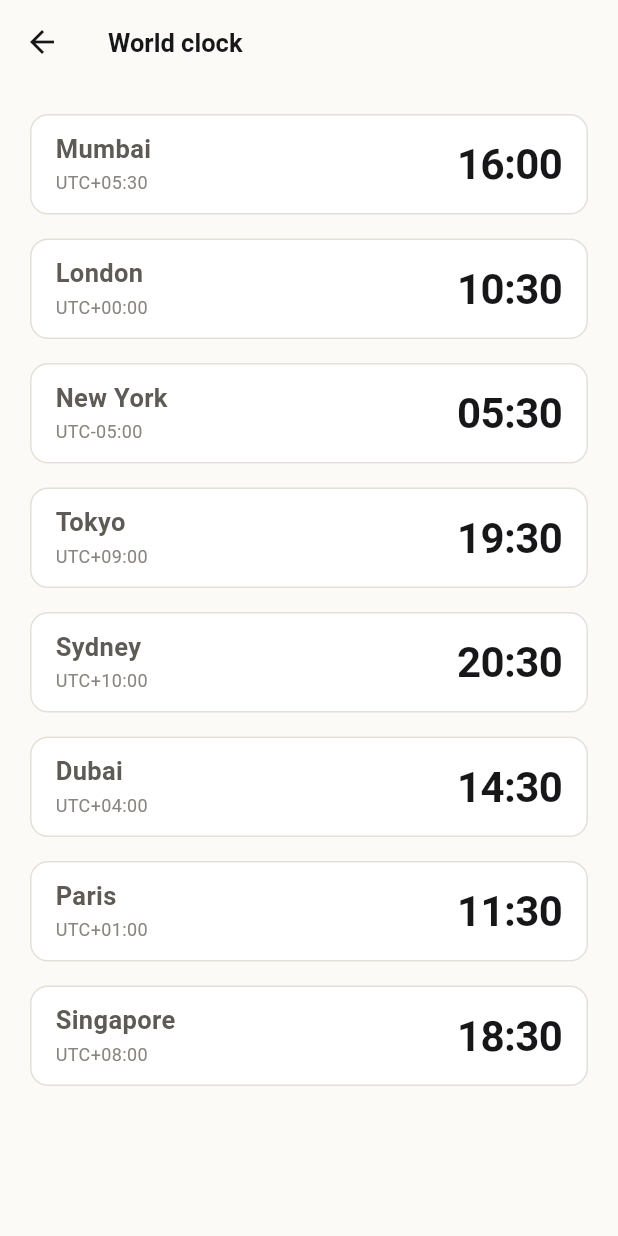
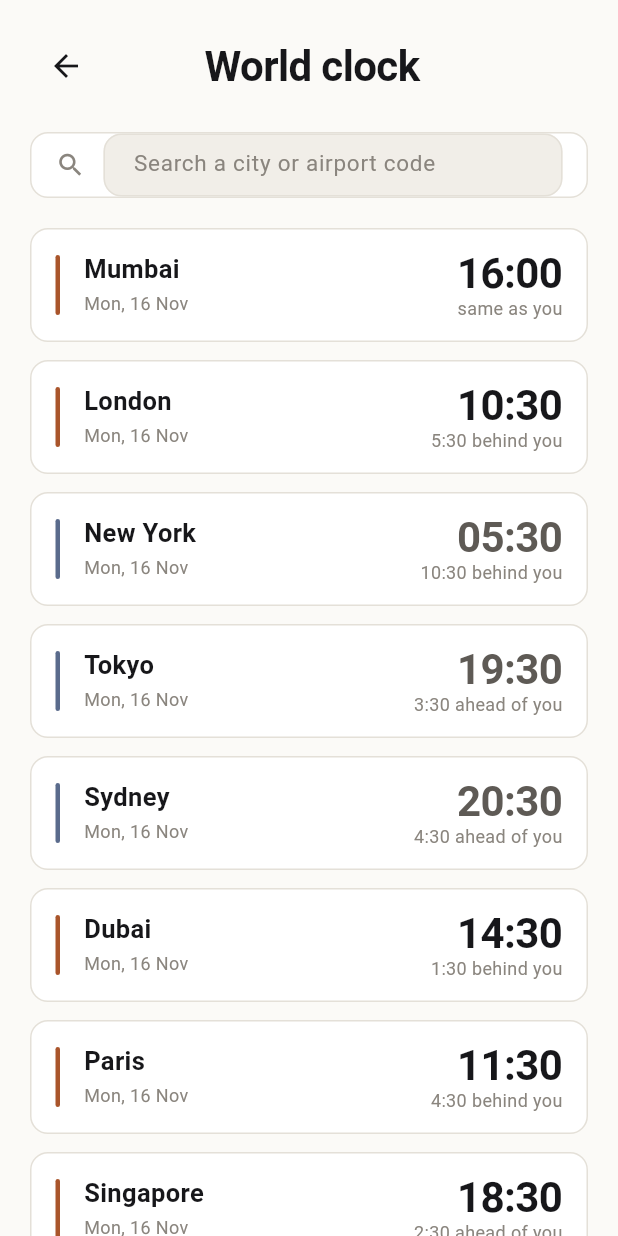
Before and after one commit to kachakaran6/kairos, a Flutter app: the WorldClockPage screen opened directly, on a phone screen of 412 x 824 dp. Run offline on Flutter 3.47's test engine with Material 3 defaults, Android fonts, the phone set to English and light mode, and no system bars; our stand-ins replace flutter_riverpod, shared_preferences; accounts and stored records are empty.

Commit message:
feat(world-clock): enrich city list with day/night bar indicator and relative offset

```diff
--- a/lib/features/world_clock/presentation/world_clock_page.dart
+++ b/lib/features/world_clock/presentation/world_clock_page.dart
@@ -1,11 +1,12 @@
 import 'package:flutter/material.dart';
 
+import '../../../core/design/radius_tokens.dart';
 import '../../../core/design/spacing_tokens.dart';
 import '../../../core/theme/theme_extension.dart';
 import '../../../core/time/time_service.dart';
 
-/// Baseline world clock. Offsets are fixed UTC offsets until the bundled IANA
-/// timezone service lands (P1-02); DST is therefore not applied yet.
+/// World clock baseline: city list with day/night bar, date line and
+/// offset in words. Search and dial strip are open (P1-03).
 class WorldClockPage extends StatefulWidget {
   const WorldClockPage({super.key, this.clock = const SystemClock()});
 
@@ -34,33 +35,101 @@ const List<_City> _cities = <_City>[
 ];
 
 class _WorldClockPageState extends State<WorldClockPage> {
+  final TextEditingController _search = TextEditingController();
+
+  @override
+  void dispose() {
+    _search.dispose();
+    super.dispose();
+  }
+
   @override
   Widget build(BuildContext context) {
     final kairos = KairosTheme.of(context);
+    final colours = kairos.colours;
     final now = widget.clock.nowUtc();
+    final homeOffset = 330; // user's offset (Mumbai default)
 
     return Scaffold(
-      appBar: AppBar(title: const Text('World clock')),
+      backgroundColor: colours.background,
       body: SafeArea(
-        child: ListView.separated(
+        child: ListView(
           padding: const EdgeInsets.symmetric(
             horizontal: Space.phoneMargin,
             vertical: Space.lg,
           ),
-          itemCount: _cities.length,
-          separatorBuilder: (_, __) => const SizedBox(height: Space.md),
-          itemBuilder: (context, index) {
-            final city = _cities[index];
-            final local = now.add(Duration(minutes: city.utcOffsetMinutes));
-            return _CityRow(
+          children: <Widget>[
+            Row(
+              children: <Widget>[
+                IconButton(
+                  icon: Icon(Icons.arrow_back, color: colours.textPrimary),
+                  onPressed: () => Navigator.of(context).maybePop(),
+                ),
+                Expanded(
+                  child: Text(
+                    'World clock',
+                    textAlign: TextAlign.center,
+                    style: kairos.typeScale.title.copyWith(
+                      color: colours.textPrimary,
+                    ),
+                  ),
+                ),
+                const SizedBox(width: Space.touchTargetIos),
+              ],
+            ),
+            const SizedBox(height: Space.lg),
+            // Search field
+            Container(
+              height: 44,
+              decoration: BoxDecoration(
+                color: colours.surface,
+                borderRadius: RadiusTokens.mdRadius,
+                border: Border.all(color: colours.border),
+              ),
+              padding: const EdgeInsets.symmetric(horizontal: Space.md),
+              child: Row(
+                children: <Widget>[
+                  Icon(Icons.search, color: colours.textTertiary, size: 20),
+                  const SizedBox(width: Space.sm),
+                  Expanded(
+                    child: TextField(
+                      controller: _search,
+                      style: kairos.typeScale.body.copyWith(
+                        color: colours.textPrimary,
+                      ),
+                      decoration: InputDecoration(
+                        hintText: 'Search a city or airport code',
+                        hintStyle: kairos.typeScale.body.copyWith(
+                          color: colours.textTertiary,
+                        ),
+                        border: InputBorder.none,
+                        isDense: true,
+                      ),
+                    ),
+                  ),
+                ],
+              ),
+            ),
+            const SizedBox(height: Space.lg),
+            for (final city in _cities) ...<Widget>[
+              _CityRow(
                 city: city.name,
-              time: formatDuration(
-                Duration(hours: local.hour, minutes: local.minute),
-              ).substring(0, 5),
+                nowUtc: now,
                 offsetMinutes: city.utcOffsetMinutes,
+                homeOffsetMinutes: homeOffset,
                 kairos: kairos,
-            );
-          },
+              ),
+              const SizedBox(height: Space.sm),
+            ],
+            const SizedBox(height: Space.md),
+            TextButton(
+              onPressed: () {},
+              child: Text(
+                '+ Add city',
+                style: kairos.typeScale.body.copyWith(color: colours.accent),
+              ),
+            ),
+          ],
         ),
       ),
     );
@@ -70,47 +139,102 @@ class _WorldClockPageState extends State<WorldClockPage> {
 class _CityRow extends StatelessWidget {
   const _CityRow({
     required this.city,
-    required this.time,
+    required this.nowUtc,
     required this.offsetMinutes,
+    required this.homeOffsetMinutes,
     required this.kairos,
   });
 
   final String city;
-  final String time;
+  final DateTime nowUtc;
   final int offsetMinutes;
+  final int homeOffsetMinutes;
   final KairosTheme kairos;
-
-  String get _offsetLabel {
-    final sign = offsetMinutes < 0 ? '-' : '+';
-    final abs = offsetMinutes.abs();
-    final hours = (abs ~/ 60).toString().padLeft(2, '0');
-    final minutes = (abs % 60).toString().padLeft(2, '0');
-    return '$sign$hours:$minutes';
-  }
 
   @override
   Widget build(BuildContext context) {
     final colours = kairos.colours;
+    final local = nowUtc.add(Duration(minutes: offsetMinutes));
+    final time =
+        '${local.hour.toString().padLeft(2, '0')}:${local.minute.toString().padLeft(2, '0')}';
+    final isNight = local.hour < 6 || local.hour >= 19;
+    final diff = offsetMinutes - homeOffsetMinutes;
+    String offsetLabel;
+    if (diff == 0) {
+      offsetLabel = 'same as you';
+    } else {
+      final sign = diff > 0 ? 'ahead of you' : 'behind you';
+      final abs = diff.abs();
+      final h = abs ~/ 60;
+      final m = abs % 60;
+      final mm = m == 0 ? '' : ':${m.toString().padLeft(2, '0')}';
+      offsetLabel = '$h$mm $sign';
+    }
+    final months = const <String>[
+      'Jan',
+      'Feb',
+      'Mar',
+      'Apr',
+      'May',
+      'Jun',
+      'Jul',
+      'Aug',
+      'Sep',
+      'Oct',
+      'Nov',
+      'Dec',
+    ];
+    final weekdays = const <String>[
+      'Mon',
+      'Tue',
+      'Wed',
+      'Thu',
+      'Fri',
+      'Sat',
+      'Sun',
+    ];
+    final dateLine =
+        '${weekdays[local.weekday - 1]}, ${local.day} ${months[local.month - 1]}';
+
     return Container(
+      height: 76,
       padding: const EdgeInsets.symmetric(
         horizontal: Space.md,
         vertical: Space.sm,
       ),
       decoration: BoxDecoration(
         color: colours.surface,
-        borderRadius: BorderRadius.circular(12),
+        borderRadius: RadiusTokens.mdRadius,
         border: Border.all(color: colours.border),
       ),
       child: Row(
-        children: [
+        children: <Widget>[
+          // day/night bar
+          Container(
+            width: 3,
+            height: 40,
+            decoration: BoxDecoration(
+              color: isNight ? const Color(0xFF5A6B8C) : colours.accent,
+              borderRadius: BorderRadius.circular(2),
+            ),
+          ),
+          const SizedBox(width: Space.md),
           Expanded(
             child: Column(
               crossAxisAlignment: CrossAxisAlignment.start,
-              children: [
-                Text(city, style: kairos.typeScale.section),
+              mainAxisAlignment: MainAxisAlignment.center,
+              children: <Widget>[
+                Text(
+                  city,
+                  style: kairos.typeScale.section.copyWith(
+                    fontSize: 17,
+                    color: colours.textPrimary,
+                    fontWeight: FontWeight.w600,
+                  ),
+                ),
                 const SizedBox(height: Space.xxs),
                 Text(
-                  'UTC$_offsetLabel',
+                  dateLine,
                   style: kairos.typeScale.caption.copyWith(
                     color: colours.textTertiary,
                   ),
@@ -118,12 +242,27 @@ class _CityRow extends StatelessWidget {
               ],
             ),
           ),
+          Column(
+            crossAxisAlignment: CrossAxisAlignment.end,
+            mainAxisAlignment: MainAxisAlignment.center,
+            children: <Widget>[
               Text(
                 time,
                 style: kairos.typeScale.title.copyWith(
-              color: colours.textPrimary,
-              fontFeatures: kairos.typeScale.display.fontFeatures,
+                  fontSize: 28,
+                  color: isNight ? colours.textSecondary : colours.textPrimary,
+                  fontFeatures: const <FontFeature>[
+                    FontFeature.tabularFigures(),
+                  ],
                 ),
+              ),
+              Text(
+                offsetLabel,
+                style: kairos.typeScale.caption.copyWith(
+                  color: colours.textTertiary,
+                ),
+              ),
+            ],
           ),
         ],
       ),
```
Lines whose indentation alone changed are shown as unchanged.
